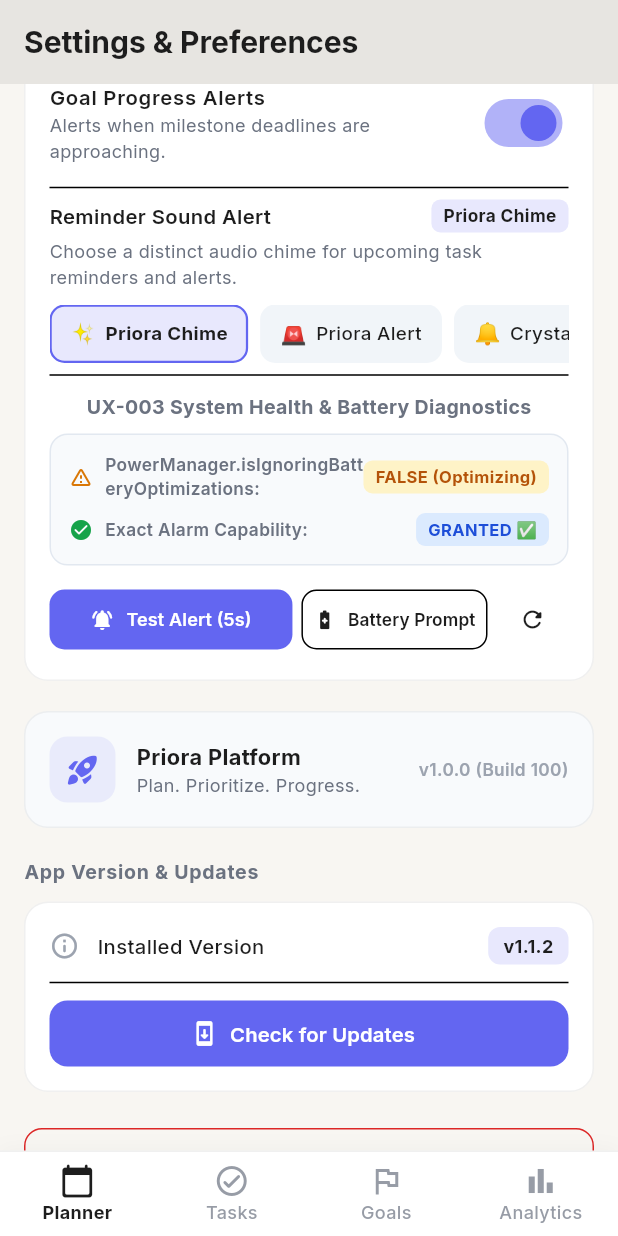
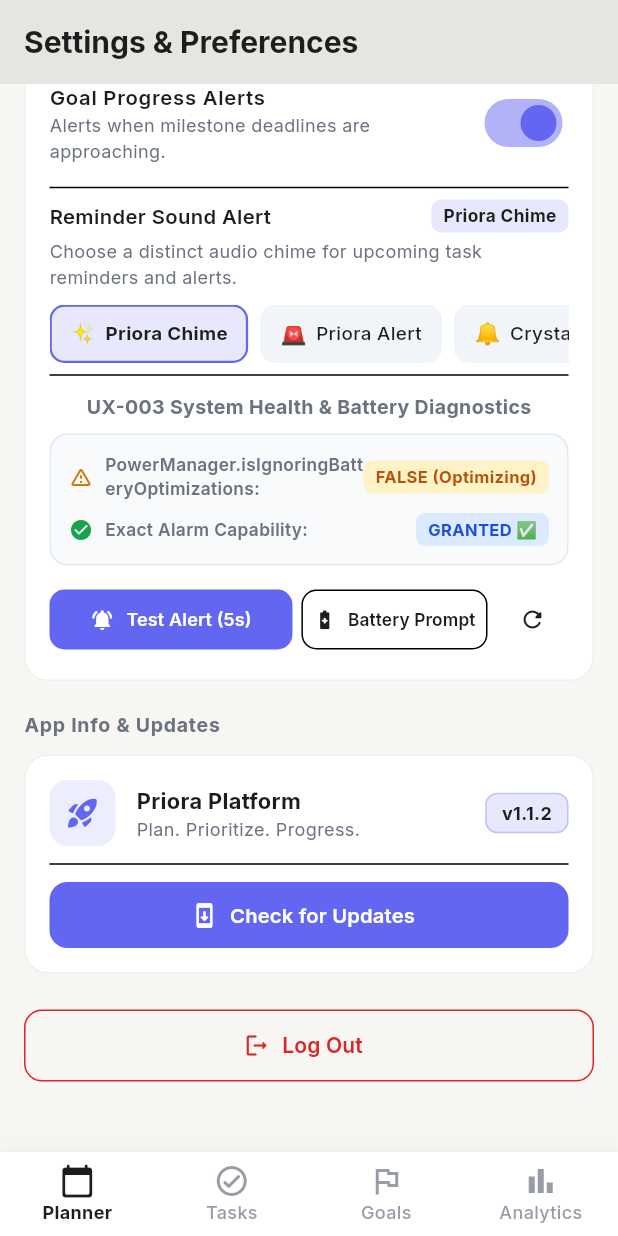
Before and after one commit to utkarshpal14/priora, a Flutter app: the SettingsScreen screen opened by its route, scrolled down 951 dp, on a phone screen of 412 x 824 dp. Run offline on Flutter 3.47's test engine with Material 3 defaults, Android fonts, the phone set to English and light mode, and no system bars; our stand-ins replace dio, file_picker, flutter_dotenv, flutter_local_notifications, flutter_riverpod, flutter_secure_storage and 5 more; accounts and stored records are empty; network calls fail.

Commit message:
fix(settings): unify Rocket card with dynamic versioning and check for updates

```diff
--- a/frontend/lib/core/constants/app_constants.dart
+++ b/frontend/lib/core/constants/app_constants.dart
@@ -1,7 +1,7 @@
 class AppConstants {
   static const String appName = 'Priora';
   static const String appTagline = 'Plan. Prioritize. Progress.';
-  static const String appVersion = '1.0.0';
+  static const String appVersion = '1.1.2';
 
   // Animation durations (Document 07 & 08: 200-300ms)
   static const Duration fastAnimation = Duration(milliseconds: 200);
--- a/frontend/lib/core/services/app_update_service.dart
+++ b/frontend/lib/core/services/app_update_service.dart
@@ -7,13 +7,13 @@
 import 'package:url_launcher/url_launcher.dart';
 
 import '../constants/api_endpoints.dart';
+import '../constants/app_constants.dart';
 import '../models/app_version_model.dart';
 import '../../shared/widgets/app_update_dialog.dart';
 
 class AppUpdateService {
-  /// The current hardcoded client build version.
-  /// Increment this when publishing new releases.
-  static const String currentInstalledVersion = '1.1.2';
+  /// The current hardcoded client build version (Single source of truth: AppConstants.appVersion).
+  static const String currentInstalledVersion = AppConstants.appVersion;
 
   static const MethodChannel _systemChannel = MethodChannel('com.example.frontend/system_settings');
 
--- a/frontend/lib/features/settings/presentation/screens/settings_screen.dart
+++ b/frontend/lib/features/settings/presentation/screens/settings_screen.dart
@@ -749,28 +749,35 @@
             ),
             const SizedBox(height: 20),
 
-            // 6. App Version & Info Card
+            // 6. App Platform & In-App Updates
+            _buildSectionHeader('App Info & Updates', isDark),
+            const SizedBox(height: 10),
             Container(
               padding: const EdgeInsets.all(16),
               decoration: BoxDecoration(
-                color: isDark ? const Color(0xFF0F172A) : const Color(0xFFF8FAFC),
+                color: isDark ? const Color(0xFF1E293B) : Colors.white,
                 borderRadius: BorderRadius.circular(16),
                 border: Border.all(
                   color: isDark
-                      ? Colors.white.withValues(alpha: 0.06)
-                      : Colors.black.withValues(alpha: 0.05),
+                      ? Colors.white.withValues(alpha: 0.08)
+                      : Colors.black.withValues(alpha: 0.06),
                 ),
               ),
-              child: Row(
+              child: Column(
+                children: [
+                  Row(
                     children: [
                       Container(
                         padding: const EdgeInsets.all(10),
                         decoration: BoxDecoration(
-                      color: theme.colorScheme.secondary.withValues(alpha: 0.1),
+                          color: theme.colorScheme.secondary.withValues(alpha: 0.12),
                           borderRadius: BorderRadius.circular(12),
                         ),
-                    child: Icon(Icons.rocket_launch_rounded,
-                        color: theme.colorScheme.secondary, size: 24),
+                        child: Icon(
+                          Icons.rocket_launch_rounded,
+                          color: theme.colorScheme.secondary,
+                          size: 24,
+                        ),
                       ),
                       const SizedBox(width: 14),
                       Expanded(
@@ -795,57 +802,14 @@
                           ],
                         ),
                       ),
-                  Text(
-                    'v1.0.0 (Build 100)',
-                    style: GoogleFonts.inter(
-                      fontSize: 11.5,
-                      fontWeight: FontWeight.w600,
-                      color: AppColors.textTertiary,
-                    ),
-                  ),
-                ],
-              ),
-            ),
-            const SizedBox(height: 20),
-
-            // 7. App Version & In-App Updates
-            _buildSectionHeader('App Version & Updates', isDark),
-            const SizedBox(height: 10),
-            Container(
-              padding: const EdgeInsets.all(16),
-              decoration: BoxDecoration(
-                color: isDark ? const Color(0xFF1E293B) : Colors.white,
-                borderRadius: BorderRadius.circular(16),
-                border: Border.all(
-                  color: isDark
-                      ? Colors.white.withValues(alpha: 0.08)
-                      : Colors.black.withValues(alpha: 0.06),
-                ),
-              ),
-              child: Column(
-                children: [
-                  Row(
-                    mainAxisAlignment: MainAxisAlignment.spaceBetween,
-                    children: [
-                      Row(
-                        children: [
-                          Icon(Icons.info_outline_rounded, size: 20, color: AppColors.textTertiary),
-                          const SizedBox(width: 12),
-                          Text(
-                            'Installed Version',
-                            style: GoogleFonts.inter(
-                              fontSize: 13.5,
-                              fontWeight: FontWeight.w500,
-                              color: isDark ? Colors.white : AppColors.textPrimary,
-                            ),
-                          ),
-                        ],
-                      ),
                       Container(
                         padding: const EdgeInsets.symmetric(horizontal: 10, vertical: 4),
                         decoration: BoxDecoration(
                           color: theme.colorScheme.secondary.withValues(alpha: 0.15),
                           borderRadius: BorderRadius.circular(8),
+                          border: Border.all(
+                            color: theme.colorScheme.secondary.withValues(alpha: 0.3),
+                          ),
                         ),
                         child: Text(
                           'v${AppUpdateService.currentInstalledVersion}',
```
Lines whose indentation alone changed are shown as unchanged.
